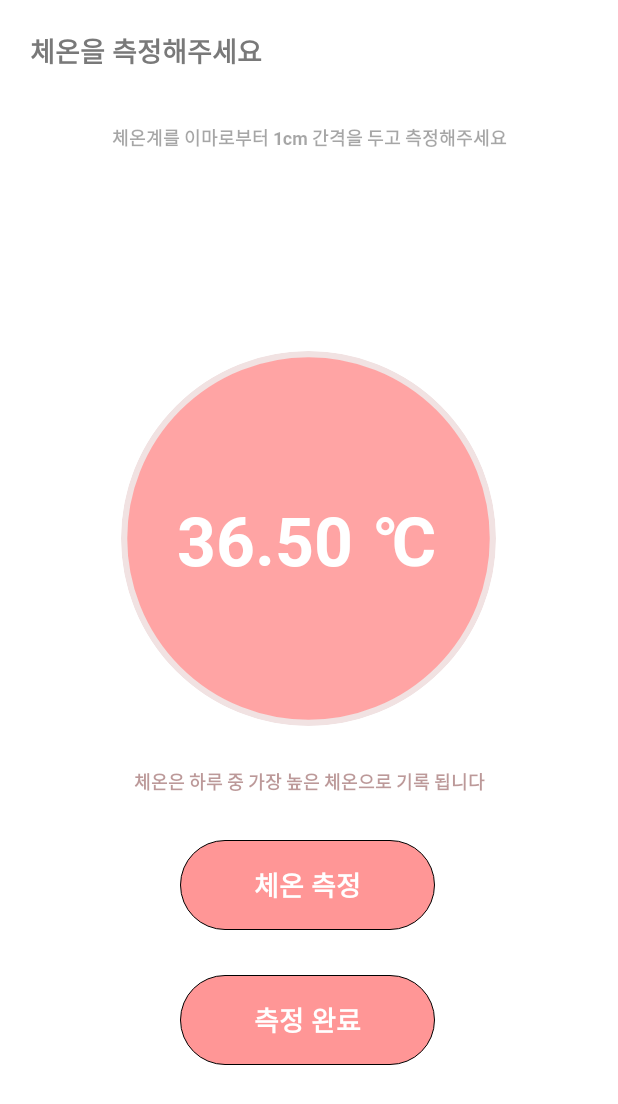
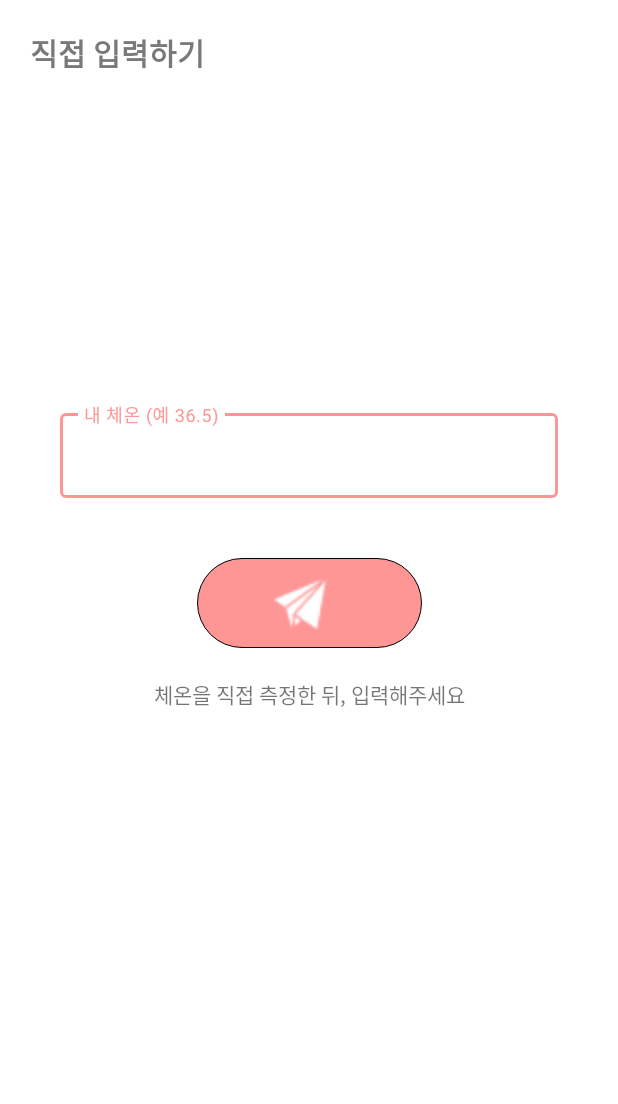
Before and after one commit to BTS-development/BTS_App, an Android app: the Group_manage_notion screen opened directly, with no data from a screen before it, after a tap on an icon or button, on a phone screen of 412 x 824 dp. Shown: the top 1104 px of the screen. Run offline under Robolectric (Android 15) with nearby library versions, the phone set to English and light mode, and no system bars; 1 statement that could not run was skipped.

Commit message:
[UPDATE] update input temp

```diff
--- /dev/null
+++ b/BluetoothTemperatureSubmitter/app/src/main/java/com/example/bluetoothtemperaturesubmitter/InputTemperature.kt
@@ -0,0 +1,37 @@
+package com.example.bluetoothtemperaturesubmitter
+
+import androidx.appcompat.app.AppCompatActivity
+import android.os.Bundle
+import android.widget.Toast
+import com.example.bluetoothtemperaturesubmitter.API.RetrofitHelper
+import com.example.bluetoothtemperaturesubmitter.API.TemperatureAPI
+import com.example.bluetoothtemperaturesubmitter.DTO.Temperature
+import kotlinx.android.synthetic.main.activity_input_temperature.*
+import retrofit2.Call
+import retrofit2.Callback
+import retrofit2.Response
+
+class InputTemperature : AppCompatActivity() {
+    override fun onCreate(savedInstanceState: Bundle?) {
+        super.onCreate(savedInstanceState)
+        setContentView(R.layout.activity_input_temperature)
+
+        val service = RetrofitHelper().getTemperatureAPI()
+
+        input_button.setOnClickListener {
+            service.postTemp(intent.getStringExtra("token"),inputTemp.text.toString().toDouble()).enqueue(object : Callback<Temperature>{
+                override fun onFailure(call: Call<Temperature>, t: Throwable) {
+
+                }
+
+                override fun onResponse(call: Call<Temperature>, response: Response<Temperature>) {
+                    if (response.isSuccessful){
+                        Toast.makeText(this@InputTemperature, "온도 : " + inputTemp.text.toString(), Toast.LENGTH_LONG).show()
+                        finish()
+                    }
+                }
+
+            })
+        }
+    }
+}
--- a/BluetoothTemperatureSubmitter/app/src/main/java/com/example/bluetoothtemperaturesubmitter/group/Group_join.kt
+++ b/BluetoothTemperatureSubmitter/app/src/main/java/com/example/bluetoothtemperaturesubmitter/group/Group_join.kt
@@ -57,7 +57,7 @@ class Group_join : AppCompatActivity() {
                         Toast.makeText(this@Group_join, "그룹에 가입 되었습니다.", Toast.LENGTH_LONG).show()
                         val intent = Intent(this@Group_join, MainNavigationPager::class.java)
                         intent.putExtra("token", token)
-                        intent.putExtra("pk", response.body()!!.id)
+                        intent.putExtra("pk", pk)
                         startActivity(intent)
                         finish()
                     }
--- a/BluetoothTemperatureSubmitter/app/src/main/java/com/example/bluetoothtemperaturesubmitter/group/Group_manage_notion.kt
+++ b/BluetoothTemperatureSubmitter/app/src/main/java/com/example/bluetoothtemperaturesubmitter/group/Group_manage_notion.kt
@@ -7,6 +7,7 @@ import android.util.Log
 import com.example.bluetoothtemperaturesubmitter.API.RetrofitHelper
 import com.example.bluetoothtemperaturesubmitter.DTO.Temperature
 import com.example.bluetoothtemperaturesubmitter.DTO.User
+import com.example.bluetoothtemperaturesubmitter.InputTemperature
 import com.example.bluetoothtemperaturesubmitter.R
 import com.example.bluetoothtemperaturesubmitter.User.Measured_body_tempreture
 import kotlinx.android.synthetic.main.activity_group_manage_member.*
@@ -40,7 +41,7 @@ class Group_manage_notion : AppCompatActivity() {
         Am_temperature.setOnClickListener {
 
             val token = intent.getStringExtra("token")
-            val intent = Intent(this@Group_manage_notion,Measured_body_tempreture::class.java)
+            val intent = Intent(this@Group_manage_notion,InputTemperature::class.java)
             intent.putExtra("token",token)
             startActivity(intent)
         }
@@ -50,11 +51,13 @@ class Group_manage_notion : AppCompatActivity() {
             val pk = intent.getIntExtra("group_id", 0)
             val group_name = intent.getStringExtra("group_name")
             val code = intent.getStringExtra("group_code")
+            val owner = intent.getIntExtra("group_owner",0)
             val intent = Intent(this@Group_manage_notion,Group_manage_member::class.java)
             intent.putExtra("token",token)
             intent.putExtra("group_id", pk)
             intent.putExtra("group_name", group_name)
             intent.putExtra("group_code", code)
+            intent.putExtra("group_owner",owner)
             startActivity(intent)
         }
     }
--- /dev/null
+++ b/BluetoothTemperatureSubmitter/app/src/main/res/layout/activity_input_temperature.xml
@@ -0,0 +1,84 @@
+<?xml version="1.0" encoding="utf-8"?>
+<androidx.constraintlayout.widget.ConstraintLayout xmlns:android="http://schemas.android.com/apk/res/android"
+    xmlns:app="http://schemas.android.com/apk/res-auto"
+    xmlns:tools="http://schemas.android.com/tools"
+    android:layout_width="match_parent"
+    android:layout_height="match_parent"
+    tools:context=".InputTemperature">
+
+    <LinearLayout
+        android:id="@+id/linearLayout2"
+        android:layout_width="0dp"
+        android:layout_height="wrap_content"
+        android:background="#ffffff"
+        android:orientation="horizontal"
+        app:layout_constraintEnd_toEndOf="parent"
+        app:layout_constraintStart_toStartOf="parent"
+        app:layout_constraintTop_toTopOf="parent">
+
+        <com.google.android.material.textview.MaterialTextView
+            android:layout_width="200dp"
+            android:layout_height="wrap_content"
+            android:layout_gravity="center"
+            android:layout_margin="20dp"
+            android:fontFamily="@font/roboto"
+            android:text="직접 입력하기"
+            android:textColor="#797979"
+            android:textSize="20dp" />
+    </LinearLayout>
+
+    <com.google.android.material.textfield.TextInputLayout
+        android:id="@+id/textInputLayout"
+        style="@style/Widget.MaterialComponents.TextInputLayout.OutlinedBox"
+        android:layout_width="match_parent"
+        android:layout_height="wrap_content"
+        android:layout_marginStart="40dp"
+        android:layout_marginTop="200dp"
+        android:layout_marginEnd="40dp"
+        android:textColorHint="@color/icon_color"
+        app:boxStrokeColor="@color/icon_color"
+        app:endIconMode="clear_text"
+        app:endIconTint="@color/icon_color"
+        app:hintTextColor="@color/icon_color"
+        app:layout_constraintEnd_toEndOf="parent"
+        app:layout_constraintStart_toStartOf="parent"
+        app:layout_constraintTop_toBottomOf="@+id/linearLayout2">
+
+        <com.google.android.material.textfield.TextInputEditText
+            android:id="@+id/inputTemp"
+            android:layout_width="match_parent"
+            android:layout_height="match_parent"
+            android:hint="내 체온 (예 36.5)"
+            android:textCursorDrawable="@drawable/login_cursor" />
+    </com.google.android.material.textfield.TextInputLayout>
+
+    <LinearLayout
+        android:id="@+id/input_button"
+        android:layout_width="150dp"
+        android:layout_height="60dp"
+        android:layout_marginTop="40dp"
+        android:background="@drawable/retangle"
+        android:orientation="horizontal"
+        app:layout_constraintEnd_toEndOf="parent"
+        app:layout_constraintStart_toStartOf="parent"
+        app:layout_constraintTop_toBottomOf="@+id/textInputLayout" >
+
+        <ImageView
+            android:id="@+id/imageView2"
+            android:layout_width="wrap_content"
+            android:layout_height="match_parent"
+            android:layout_weight="1"
+            app:srcCompat="@drawable/group35" />
+    </LinearLayout>
+
+    <TextView
+        android:id="@+id/textView6"
+        android:layout_width="wrap_content"
+        android:layout_height="wrap_content"
+        android:layout_marginTop="20dp"
+        android:text="체온을 직접 측정한 뒤, 입력해주세요"
+        app:layout_constraintEnd_toEndOf="parent"
+        app:layout_constraintStart_toStartOf="parent"
+        app:layout_constraintTop_toBottomOf="@+id/input_button" />
+
+</androidx.constraintlayout.widget.ConstraintLayout>
--- a/BluetoothTemperatureSubmitter/app/src/main/res/layout/fragment_main__user.xml
+++ b/BluetoothTemperatureSubmitter/app/src/main/res/layout/fragment_main__user.xml
@@ -89,7 +89,7 @@
                 android:layout_marginTop="15dp"
                 android:layout_weight="1"
                 android:fontFamily="@font/roboto"
-                android:text="체온 측청 하러가기"
+                android:text="체온 측정 하러가기"
                 android:textColor="#ffffff"
                 android:textSize="20dp" />
 
```
Also changed, not shown: BluetoothTemperatureSubmitter/app/src/main/AndroidManifest.xml (+4 -4 lines), BluetoothTemperatureSubmitter/app/src/main/java/com/example/bluetoothtemperaturesubmitter/group/Group_manage_member.kt (+13 -0 lines), BluetoothTemperatureSubmitter/app/src/main/res/layout/activity_group_manage_notion.xml (+12 -19 lines).
